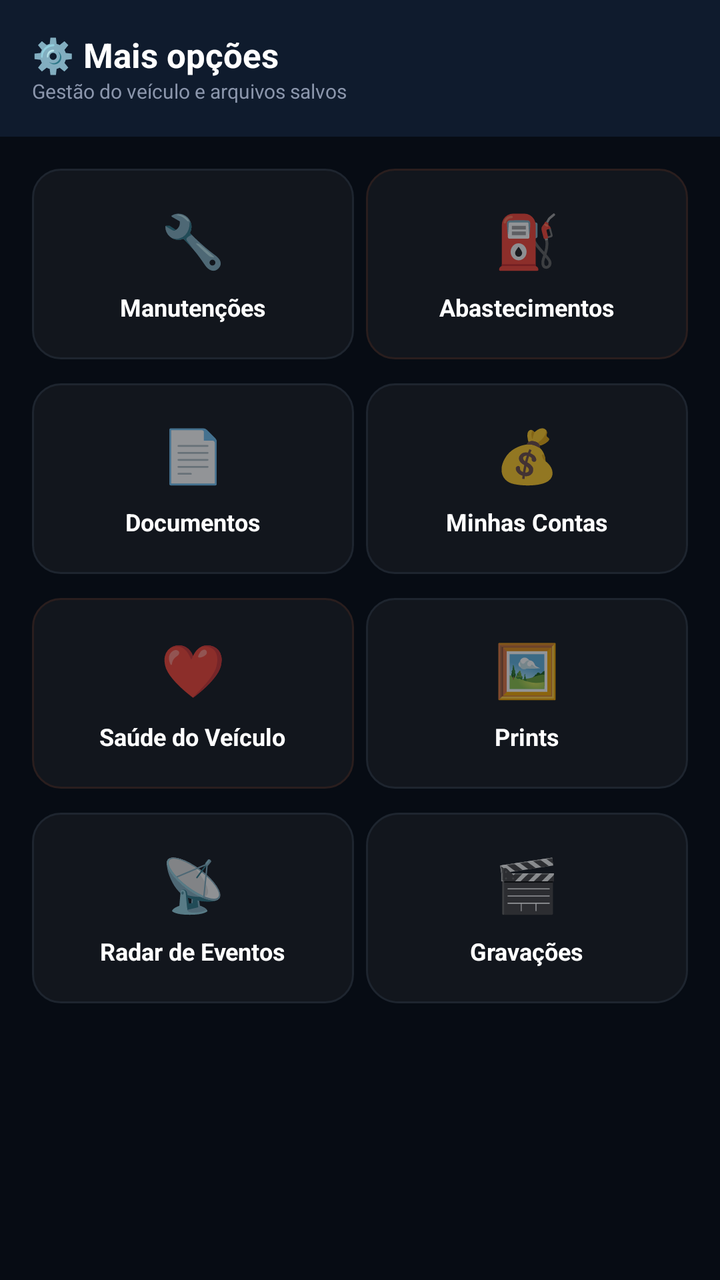
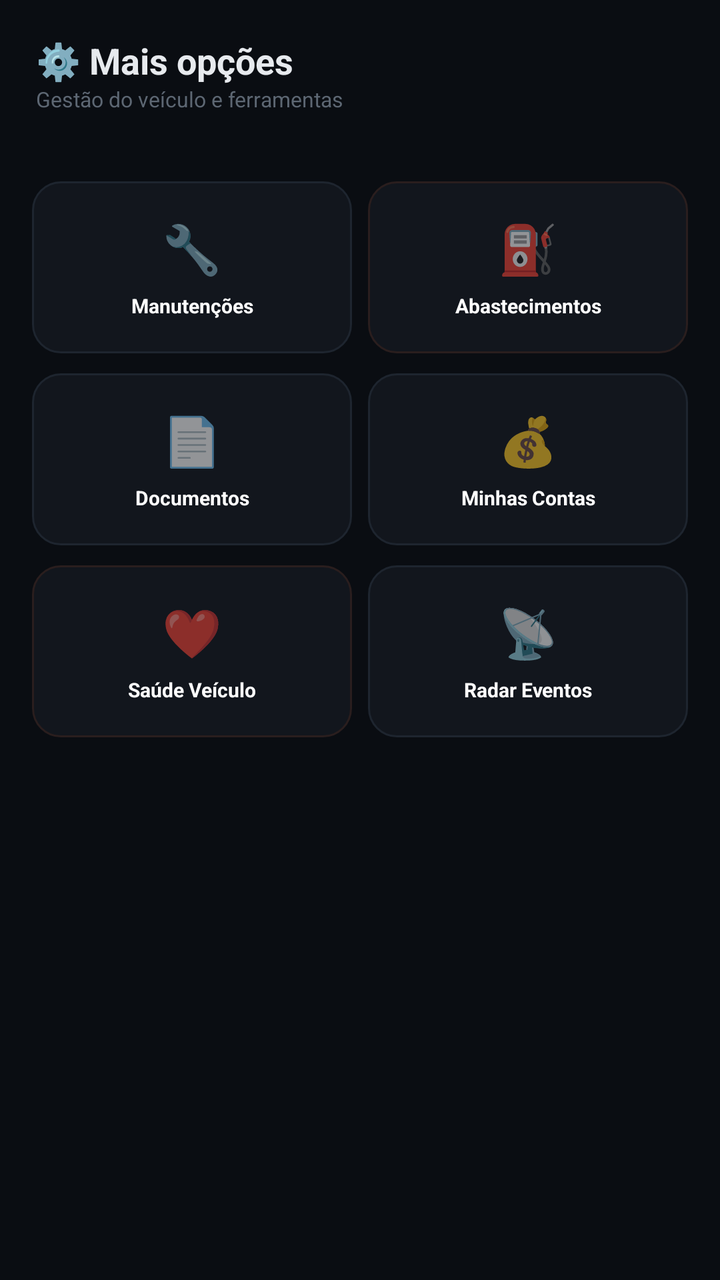

Screens rendered from an Android XML layout before and after an edit, with the pre-edit source and the edit as a unified diff.
<!-- AndroidManifest.xml: application theme Theme.MaterialComponents.DayNight.NoActionBar -->
<!-- res/layout/activity_mais_opcoes.xml -->
<?xml version="1.0" encoding="utf-8"?>
<ScrollView xmlns:android="http://schemas.android.com/apk/res/android"
    android:layout_width="match_parent"
    android:layout_height="match_parent"
    android:background="#070C14">

    <LinearLayout
        android:layout_width="match_parent"
        android:layout_height="wrap_content"
        android:orientation="vertical">

        <LinearLayout
            android:layout_width="match_parent"
            android:layout_height="wrap_content"
            android:orientation="vertical"
            android:background="#0F1B2D"
            android:padding="16dp"
            android:paddingBottom="18dp">

            <TextView
                android:layout_width="wrap_content"
                android:layout_height="wrap_content"
                android:text="⚙️ Mais opções"
                android:textColor="#FFFFFF"
                android:textSize="17sp"
                android:textStyle="bold" />

            <TextView
                android:layout_width="wrap_content"
                android:layout_height="wrap_content"
                android:text="Gestão do veículo e arquivos salvos"
                android:textColor="#8B96AC"
                android:textSize="10sp" />
        </LinearLayout>

        <LinearLayout
            android:layout_width="match_parent"
            android:layout_height="wrap_content"
            android:orientation="vertical"
            android:padding="16dp">

            <LinearLayout
                android:layout_width="match_parent"
                android:layout_height="wrap_content"
                android:orientation="horizontal"
                android:layout_marginBottom="12dp">

                <LinearLayout
                    android:id="@+id/btnManutencoes"
                    android:layout_width="0dp"
                    android:layout_height="wrap_content"
                    android:layout_weight="1"
                    android:orientation="vertical"
                    android:gravity="center"
                    android:background="@drawable/bg_tint_purple"
                    android:padding="18dp"
                    android:layout_marginEnd="6dp"
                    android:clickable="true"
                    android:focusable="true">

                    <TextView
                        android:layout_width="wrap_content"
                        android:layout_height="wrap_content"
                        android:text="🔧"
                        android:textSize="26sp" />

                    <TextView
                        android:layout_width="wrap_content"
                        android:layout_height="wrap_content"
                        android:text="Manutenções"
                        android:textColor="#FFFFFF"
                        android:textSize="12sp"
                        android:textStyle="bold"
                        android:singleLine="true"
                        android:ellipsize="end"
                        android:layout_marginTop="8dp" />
                </LinearLayout>

                <LinearLayout
                    android:id="@+id/btnAbastecimentos"
                    android:layout_width="0dp"
                    android:layout_height="wrap_content"
                    android:layout_weight="1"
                    android:orientation="vertical"
                    android:gravity="center"
                    android:background="@drawable/bg_tint_red"
                    android:padding="18dp"
                    android:clickable="true"
                    android:focusable="true">

                    <TextView
                        android:layout_width="wrap_content"
                        android:layout_height="wrap_content"
                        android:text="⛽"
                        android:textSize="26sp" />

                    <TextView
                        android:layout_width="wrap_content"
                        android:layout_height="wrap_content"
                        android:text="Abastecimentos"
                        android:textColor="#FFFFFF"
                        android:textSize="12sp"
                        android:textStyle="bold"
                        android:singleLine="true"
                        android:ellipsize="end"
                        android:layout_marginTop="8dp" />
                </LinearLayout>
            </LinearLayout>

            <LinearLayout
                android:layout_width="match_parent"
                android:layout_height="wrap_content"
                android:orientation="horizontal"
                android:layout_marginBottom="12dp">

                <LinearLayout
                    android:id="@+id/btnDocumentos"
                    android:layout_width="0dp"
                    android:layout_height="wrap_content"
                    android:layout_weight="1"
                    android:orientation="vertical"
                    android:gravity="center"
                    android:background="@drawable/bg_tint_blue"
                    android:padding="18dp"
                    android:layout_marginEnd="6dp"
                    android:clickable="true"
                    android:focusable="true">

                    <TextView
                        android:layout_width="wrap_content"
                        android:layout_height="wrap_content"
                        android:text="📄"
                        android:textSize="26sp" />

                    <TextView
                        android:layout_width="wrap_content"
                        android:layout_height="wrap_content"
                        android:text="Documentos"
                        android:textColor="#FFFFFF"
                        android:textSize="12sp"
                        android:textStyle="bold"
                        android:singleLine="true"
                        android:ellipsize="end"
                        android:layout_marginTop="8dp" />
                </LinearLayout>

                <LinearLayout
                    android:id="@+id/btnContas"
                    android:layout_width="0dp"
                    android:layout_height="wrap_content"
                    android:layout_weight="1"
                    android:orientation="vertical"
                    android:gravity="center"
                    android:background="@drawable/bg_tint_green"
                    android:padding="18dp"
                    android:clickable="true"
                    android:focusable="true">

                    <TextView
                        android:layout_width="wrap_content"
                        android:layout_height="wrap_content"
                        android:text="💰"
                        android:textSize="26sp" />

                    <TextView
                        android:layout_width="wrap_content"
                        android:layout_height="wrap_content"
                        android:text="Minhas Contas"
                        android:textColor="#FFFFFF"
                        android:textSize="12sp"
                        android:textStyle="bold"
                        android:singleLine="true"
                        android:ellipsize="end"
                        android:layout_marginTop="8dp" />
                </LinearLayout>
            </LinearLayout>

            <LinearLayout
                android:layout_width="match_parent"
                android:layout_height="wrap_content"
                android:orientation="horizontal"
                android:layout_marginBottom="12dp">

                <LinearLayout
                    android:id="@+id/btnSaudeVeiculo"
                    android:layout_width="0dp"
                    android:layout_height="wrap_content"
                    android:layout_weight="1"
                    android:orientation="vertical"
                    android:gravity="center"
                    android:background="@drawable/bg_tint_red"
                    android:padding="18dp"
                    android:layout_marginEnd="6dp"
                    android:clickable="true"
                    android:focusable="true">

                    <TextView
                        android:layout_width="wrap_content"
                        android:layout_height="wrap_content"
                        android:text="❤️"
                        android:textSize="26sp" />

                    <TextView
                        android:layout_width="wrap_content"
                        android:layout_height="wrap_content"
                        android:text="Saúde do Veículo"
                        android:textColor="#FFFFFF"
                        android:textSize="12sp"
                        android:textStyle="bold"
                        android:singleLine="true"
                        android:ellipsize="end"
                        android:layout_marginTop="8dp" />
                </LinearLayout>

                <LinearLayout
                    android:id="@+id/btnPrints"
                    android:layout_width="0dp"
                    android:layout_height="wrap_content"
                    android:layout_weight="1"
                    android:orientation="vertical"
                    android:gravity="center"
                    android:background="@drawable/bg_tint_purple"
                    android:padding="18dp"
                    android:clickable="true"
                    android:focusable="true">

                    <TextView
                        android:layout_width="wrap_content"
                        android:layout_height="wrap_content"
                        android:text="🖼️"
                        android:textSize="26sp" />

                    <TextView
                        android:layout_width="wrap_content"
                        android:layout_height="wrap_content"
                        android:text="Prints"
                        android:textColor="#FFFFFF"
                        android:textSize="12sp"
                        android:textStyle="bold"
                        android:singleLine="true"
                        android:ellipsize="end"
                        android:layout_marginTop="8dp" />
                </LinearLayout>
            </LinearLayout>

            <LinearLayout
                android:layout_width="match_parent"
                android:layout_height="wrap_content"
                android:orientation="horizontal">

                <LinearLayout
                    android:id="@+id/btnEventos"
                    android:layout_width="0dp"
                    android:layout_height="wrap_content"
                    android:layout_weight="1"
                    android:orientation="vertical"
                    android:gravity="center"
                    android:background="@drawable/bg_tint_blue"
                    android:padding="18dp"
                    android:layout_marginEnd="6dp"
                    android:clickable="true"
                    android:focusable="true">

                    <TextView
                        android:layout_width="wrap_content"
                        android:layout_height="wrap_content"
                        android:text="📡"
                        android:textSize="26sp" />

                    <TextView
                        android:layout_width="wrap_content"
                        android:layout_height="wrap_content"
                        android:text="Radar de Eventos"
                        android:textColor="#FFFFFF"
                        android:textSize="12sp"
                        android:textStyle="bold"
                        android:singleLine="true"
                        android:ellipsize="end"
                        android:layout_marginTop="8dp" />
                </LinearLayout>

                <LinearLayout
                    android:id="@+id/btnGravacoes"
                    android:layout_width="0dp"
                    android:layout_height="wrap_content"
                    android:layout_weight="1"
                    android:orientation="vertical"
                    android:gravity="center"
                    android:background="@drawable/bg_card_dark"
                    android:padding="18dp"
                    android:clickable="true"
                    android:focusable="true">

                    <TextView
                        android:layout_width="wrap_content"
                        android:layout_height="wrap_content"
                        android:text="🎬"
                        android:textSize="26sp" />

                    <TextView
                        android:layout_width="wrap_content"
                        android:layout_height="wrap_content"
                        android:text="Gravações"
                        android:textColor="#FFFFFF"
                        android:textSize="12sp"
                        android:textStyle="bold"
                        android:singleLine="true"
                        android:ellipsize="end"
                        android:layout_marginTop="8dp" />
                </LinearLayout>
            </LinearLayout>

        </LinearLayout>
    </LinearLayout>
</ScrollView>
<!-- resources referenced by this layout -->
<resources>
  <!-- drawable bg_card_dark (drawable) -->
  <?xml version="1.0" encoding="utf-8"?>
  <shape xmlns:android="http://schemas.android.com/apk/res/android" android:shape="rectangle">
      <solid android:color="#12161D" />
      <stroke android:width="1dp" android:color="#1E252F" />
      <corners android:radius="16dp" />
  </shape>
  <!-- drawable bg_tint_blue (drawable) -->
  <?xml version="1.0" encoding="utf-8"?>
  <shape xmlns:android="http://schemas.android.com/apk/res/android" android:shape="rectangle">
      <solid android:color="#12161D" />
      <stroke android:width="1dp" android:color="#1E252F" />
      <corners android:radius="14dp" />
  </shape>
  <!-- drawable bg_tint_green (drawable) -->
  <?xml version="1.0" encoding="utf-8"?>
  <shape xmlns:android="http://schemas.android.com/apk/res/android" android:shape="rectangle">
      <solid android:color="#12161D" />
      <stroke android:width="1dp" android:color="#1E252F" />
      <corners android:radius="14dp" />
  </shape>
  <!-- drawable bg_tint_purple (drawable) -->
  <?xml version="1.0" encoding="utf-8"?>
  <shape xmlns:android="http://schemas.android.com/apk/res/android" android:shape="rectangle">
      <solid android:color="#12161D" />
      <stroke android:width="1dp" android:color="#1E252F" />
      <corners android:radius="14dp" />
  </shape>
  <!-- drawable bg_tint_red (drawable) -->
  <?xml version="1.0" encoding="utf-8"?>
  <shape xmlns:android="http://schemas.android.com/apk/res/android" android:shape="rectangle">
      <solid android:color="#12161D" />
      <stroke android:width="1dp" android:color="#2A1E1E" />
      <corners android:radius="14dp" />
  </shape>
</resources>

<!-- the commit's change to res/layout/activity_mais_opcoes.xml (unified diff, before → after) -->
@@ -2,7 +2,7 @@
 <ScrollView xmlns:android="http://schemas.android.com/apk/res/android"
     android:layout_width="match_parent"
     android:layout_height="match_parent"
-    android:background="#070C14">
+    android:background="#0A0D12">
 
     <LinearLayout
         android:layout_width="match_parent"
@@ -13,97 +13,69 @@
             android:layout_width="match_parent"
             android:layout_height="wrap_content"
             android:orientation="vertical"
-            android:background="#0F1B2D"
-            android:padding="16dp"
-            android:paddingBottom="18dp">
+            android:padding="18dp"
+            android:paddingBottom="10dp">
 
             <TextView
                 android:layout_width="wrap_content"
                 android:layout_height="wrap_content"
                 android:text="⚙️ Mais opções"
-                android:textColor="#FFFFFF"
-                android:textSize="17sp"
+                android:textColor="#E7EAEE"
+                android:textSize="18sp"
                 android:textStyle="bold" />
 
             <TextView
                 android:layout_width="wrap_content"
                 android:layout_height="wrap_content"
-                android:text="Gestão do veículo e arquivos salvos"
-                android:textColor="#8B96AC"
-                android:textSize="10sp" />
+                android:text="Gestão do veículo e ferramentas"
+                android:textColor="#5D6773"
+                android:textSize="10.5sp" />
         </LinearLayout>
 
         <LinearLayout
             android:layout_width="match_parent"
             android:layout_height="wrap_content"
             android:orientation="vertical"
-            android:padding="16dp">
+            android:padding="16dp"
+            android:paddingTop="0dp">
 
             <LinearLayout
                 android:layout_width="match_parent"
                 android:layout_height="wrap_content"
                 android:orientation="horizontal"
-                android:layout_marginBottom="12dp">
+                android:layout_marginBottom="10dp">
 
                 <LinearLayout
                     android:id="@+id/btnManutencoes"
                     android:layout_width="0dp"
-                    android:layout_height="wrap_content"
+                    android:layout_height="86dp"
                     android:layout_weight="1"
                     android:orientation="vertical"
                     android:gravity="center"
                     android:background="@drawable/bg_tint_purple"
-                    android:padding="18dp"
-                    android:layout_marginEnd="6dp"
+                    android:padding="6dp"
+                    android:layout_marginEnd="8dp"
                     android:clickable="true"
                     android:focusable="true">
 
-                    <TextView
-                        android:layout_width="wrap_content"
-                        android:layout_height="wrap_content"
-                        android:text="🔧"
-                        android:textSize="26sp" />
-
-                    <TextView
-                        android:layout_width="wrap_content"
-                        android:layout_height="wrap_content"
-                        android:text="Manutenções"
-                        android:textColor="#FFFFFF"
-                        android:textSize="12sp"
-                        android:textStyle="bold"
-                        android:singleLine="true"
-                        android:ellipsize="end"
-                        android:layout_marginTop="8dp" />
+                    <TextView android:layout_width="wrap_content" android:layout_height="wrap_content" android:text="🔧" android:textSize="24sp" />
+                    <TextView android:layout_width="match_parent" android:layout_height="wrap_content" android:text="Manutenções" android:textColor="#FFFFFF" android:textSize="10sp" android:textStyle="bold" android:gravity="center" android:singleLine="true" android:ellipsize="end" android:layout_marginTop="6dp" />
                 </LinearLayout>
 
                 <LinearLayout
                     android:id="@+id/btnAbastecimentos"
                     android:layout_width="0dp"
-                    android:layout_height="wrap_content"
+                    android:layout_height="86dp"
                     android:layout_weight="1"
                     android:orientation="vertical"
                     android:gravity="center"
                     android:background="@drawable/bg_tint_red"
-                    android:padding="18dp"
+                    android:padding="6dp"
                     android:clickable="true"
                     android:focusable="true">
 
-                    <TextView
-                        android:layout_width="wrap_content"
-                        android:layout_height="wrap_content"
-                        android:text="⛽"
-                        android:textSize="26sp" />
-
-                    <TextView
-                        android:layout_width="wrap_content"
-                        android:layout_height="wrap_content"
-                        android:text="Abastecimentos"
-                        android:textColor="#FFFFFF"
-                        android:textSize="12sp"
-                        android:textStyle="bold"
-                        android:singleLine="true"
-                        android:ellipsize="end"
-                        android:layout_marginTop="8dp" />
+                    <TextView android:layout_width="wrap_content" android:layout_height="wrap_content" android:text="⛽" android:textSize="24sp" />
+                    <TextView android:layout_width="match_parent" android:layout_height="wrap_content" android:text="Abastecimentos" android:textColor="#FFFFFF" android:textSize="10sp" android:textStyle="bold" android:gravity="center" android:singleLine="true" android:ellipsize="end" android:layout_marginTop="6dp" />
                 </LinearLayout>
             </LinearLayout>
 
@@ -111,135 +83,39 @@
                 android:layout_width="match_parent"
                 android:layout_height="wrap_content"
                 android:orientation="horizontal"
-                android:layout_marginBottom="12dp">
+                android:layout_marginBottom="10dp">
 
                 <LinearLayout
                     android:id="@+id/btnDocumentos"
                     android:layout_width="0dp"
-                    android:layout_height="wrap_content"
+                    android:layout_height="86dp"
                     android:layout_weight="1"
                     android:orientation="vertical"
                     android:gravity="center"
                     android:background="@drawable/bg_tint_blue"
-                    android:padding="18dp"
-                    android:layout_marginEnd="6dp"
+                    android:padding="6dp"
+                    android:layout_marginEnd="8dp"
                     android:clickable="true"
                     android:focusable="true">
 
-                    <TextView
-                        android:layout_width="wrap_content"
-                        android:layout_height="wrap_content"
-                        android:text="📄"
-                        android:textSize="26sp" />
-
-                    <TextView
-                        android:layout_width="wrap_content"
-                        android:layout_height="wrap_content"
-                        android:text="Documentos"
-                        android:textColor="#FFFFFF"
-                        android:textSize="12sp"
-                        android:textStyle="bold"
-                        android:singleLine="true"
-                        android:ellipsize="end"
-                        android:layout_marginTop="8dp" />
+                    <TextView android:layout_width="wrap_content" android:layout_height="wrap_content" android:text="📄" android:textSize="24sp" />
+                    <TextView android:layout_width="match_parent" android:layout_height="wrap_content" android:text="Documentos" android:textColor="#FFFFFF" android:textSize="10sp" android:textStyle="bold" android:gravity="center" android:singleLine="true" android:ellipsize="end" android:layout_marginTop="6dp" />
                 </LinearLayout>
 
                 <LinearLayout
                     android:id="@+id/btnContas"
                     android:layout_width="0dp"
-                    android:layout_height="wrap_content"
+                    android:layout_height="86dp"
                     android:layout_weight="1"
                     android:orientation="vertical"
                     android:gravity="center"
                     android:background="@drawable/bg_tint_green"
-                    android:padding="18dp"
+                    android:padding="6dp"
                     android:clickable="true"
                     android:focusable="true">
 
-                    <TextView
-                        android:layout_width="wrap_content"
-                        android:layout_height="wrap_content"
-                        android:text="💰"
-                        android:textSize="26sp" />
-
-                    <TextView
-                        android:layout_width="wrap_content"
-                        android:layout_height="wrap_content"
-                        android:text="Minhas Contas"
-                        android:textColor="#FFFFFF"
-                        android:textSize="12sp"
-                        android:textStyle="bold"
-                        android:singleLine="true"
-                        android:ellipsize="end"
-                        android:layout_marginTop="8dp" />
-                </LinearLayout>
-            </LinearLayout>
-
-            <LinearLayout
-                android:layout_width="match_parent"
-                android:layout_height="wrap_content"
-                android:orientation="horizontal"
-                android:layout_marginBottom="12dp">
-
-                <LinearLayout
-                    android:id="@+id/btnSaudeVeiculo"
-                    android:layout_width="0dp"
-                    android:layout_height="wrap_content"
-                    android:layout_weight="1"
-                    android:orientation="vertical"
-                    android:gravity="center"
-                    android:background="@drawable/bg_tint_red"
-                    android:padding="18dp"
-                    android:layout_marginEnd="6dp"
-                    android:clickable="true"
-                    android:focusable="true">
-
-                    <TextView
-                        android:layout_width="wrap_content"
-                        android:layout_height="wrap_content"
-                        android:text="❤️"
-                        android:textSize="26sp" />
-
-                    <TextView
-                        android:layout_width="wrap_content"
-                        android:layout_height="wrap_content"
-                        android:text="Saúde do Veículo"
-                        android:textColor="#FFFFFF"
-                        android:textSize="12sp"
-                        android:textStyle="bold"
-                        android:singleLine="true"
-                        android:ellipsize="end"
-                        android:layout_marginTop="8dp" />
-                </LinearLayout>
-
-                <LinearLayout
-                    android:id="@+id/btnPrints"
-                    android:layout_width="0dp"
-                    android:layout_height="wrap_content"
-                    android:layout_weight="1"
-                    android:orientation="vertical"
-                    android:gravity="center"
-                    android:background="@drawable/bg_tint_purple"
-                    android:padding="18dp"
-                    android:clickable="true"
-                    android:focusable="true">
-
-                    <TextView
-                        android:layout_width="wrap_content"
-                        android:layout_height="wrap_content"
-                        android:text="🖼️"
-                        android:textSize="26sp" />
-
-                    <TextView
-                        android:layout_width="wrap_content"
-                        android:layout_height="wrap_content"
-                        android:text="Prints"
-                        android:textColor="#FFFFFF"
-                        android:textSize="12sp"
-                        android:textStyle="bold"
-                        android:singleLine="true"
-                        android:ellipsize="end"
-                        android:layout_marginTop="8dp" />
+                    <TextView android:layout_width="wrap_content" android:layout_height="wrap_content" android:text="💰" android:textSize="24sp" />
+                    <TextView android:layout_width="match_parent" android:layout_height="wrap_content" android:text="Minhas Contas" android:textColor="#FFFFFF" android:textSize="10sp" android:textStyle="bold" android:gravity="center" android:singleLine="true" android:ellipsize="end" android:layout_marginTop="6dp" />
                 </LinearLayout>
             </LinearLayout>
 
@@ -249,64 +125,36 @@
                 android:orientation="horizontal">
 
                 <LinearLayout
+                    android:id="@+id/btnSaudeVeiculo"
+                    android:layout_width="0dp"
+                    android:layout_height="86dp"
+                    android:layout_weight="1"
+                    android:orientation="vertical"
+                    android:gravity="center"
+                    android:background="@drawable/bg_tint_red"
+                    android:padding="6dp"
+                    android:layout_marginEnd="8dp"
+                    android:clickable="true"
+                    android:focusable="true">
+
+                    <TextView android:layout_width="wrap_content" android:layout_height="wrap_content" android:text="❤️" android:textSize="24sp" />
+                    <TextView android:layout_width="match_parent" android:layout_height="wrap_content" android:text="Saúde Veículo" android:textColor="#FFFFFF" android:textSize="10sp" android:textStyle="bold" android:gravity="center" android:singleLine="true" android:ellipsize="end" android:layout_marginTop="6dp" />
+                </LinearLayout>
+
+                <LinearLayout
                     android:id="@+id/btnEventos"
                     android:layout_width="0dp"
-                    android:layout_height="wrap_content"
+                    android:layout_height="86dp"
                     android:layout_weight="1"
                     android:orientation="vertical"
                     android:gravity="center"
                     android:background="@drawable/bg_tint_blue"
-                    android:padding="18dp"
-                    android:layout_marginEnd="6dp"
+                    android:padding="6dp"
                     android:clickable="true"
                     android:focusable="true">
 
-                    <TextView
-                        android:layout_width="wrap_content"
-                        android:layout_height="wrap_content"
-                        android:text="📡"
-                        android:textSize="26sp" />
-
-                    <TextView
-                        android:layout_width="wrap_content"
-                        android:layout_height="wrap_content"
-                        android:text="Radar de Eventos"
-                        android:textColor="#FFFFFF"
-                        android:textSize="12sp"
-                        android:textStyle="bold"
-                        android:singleLine="true"
-                        android:ellipsize="end"
-                        android:layout_marginTop="8dp" />
-                </LinearLayout>
-
-                <LinearLayout
-                    android:id="@+id/btnGravacoes"
-                    android:layout_width="0dp"
-                    android:layout_height="wrap_content"
-                    android:layout_weight="1"
-                    android:orientation="vertical"
-                    android:gravity="center"
-                    android:background="@drawable/bg_card_dark"
-                    android:padding="18dp"
-                    android:clickable="true"
-                    android:focusable="true">
-
-                    <TextView
-                        android:layout_width="wrap_content"
-                        android:layout_height="wrap_content"
-                        android:text="🎬"
-                        android:textSize="26sp" />
-
-                    <TextView
-                        android:layout_width="wrap_content"
-                        android:layout_height="wrap_content"
-                        android:text="Gravações"
-                        android:textColor="#FFFFFF"
-                        android:textSize="12sp"
-                        android:textStyle="bold"
-                        android:singleLine="true"
-                        android:ellipsize="end"
-                        android:layout_marginTop="8dp" />
+                    <TextView android:layout_width="wrap_content" android:layout_height="wrap_content" android:text="📡" android:textSize="24sp" />
+                    <TextView android:layout_width="match_parent" android:layout_height="wrap_content" android:text="Radar Eventos" android:textColor="#FFFFFF" android:textSize="10sp" android:textStyle="bold" android:gravity="center" android:singleLine="true" android:ellipsize="end" android:layout_marginTop="6dp" />
                 </LinearLayout>
             </LinearLayout>
 
<!-- resource entries referenced after the edit -->
@@ -1,12 +1,5 @@
 <!-- resources referenced by this layout -->
 <resources>
-  <!-- drawable bg_card_dark (drawable) -->
-  <?xml version="1.0" encoding="utf-8"?>
-  <shape xmlns:android="http://schemas.android.com/apk/res/android" android:shape="rectangle">
-      <solid android:color="#12161D" />
-      <stroke android:width="1dp" android:color="#1E252F" />
-      <corners android:radius="16dp" />
-  </shape>
   <!-- drawable bg_tint_blue (drawable) -->
   <?xml version="1.0" encoding="utf-8"?>
   <shape xmlns:android="http://schemas.android.com/apk/res/android" android:shape="rectangle">
